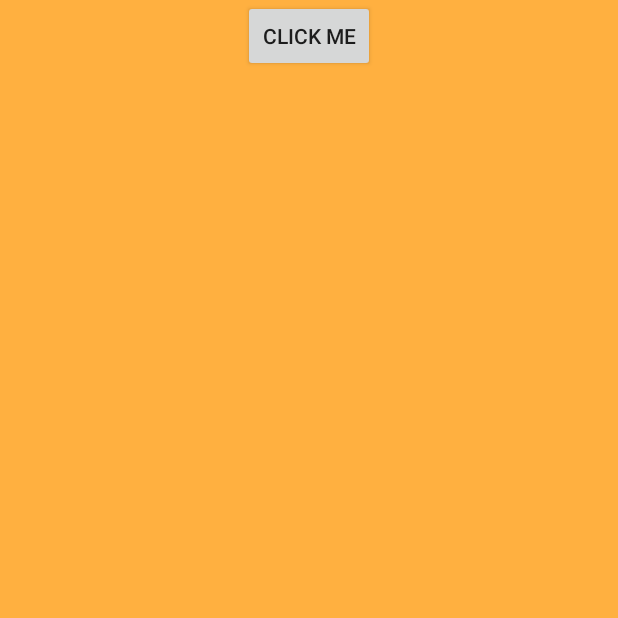
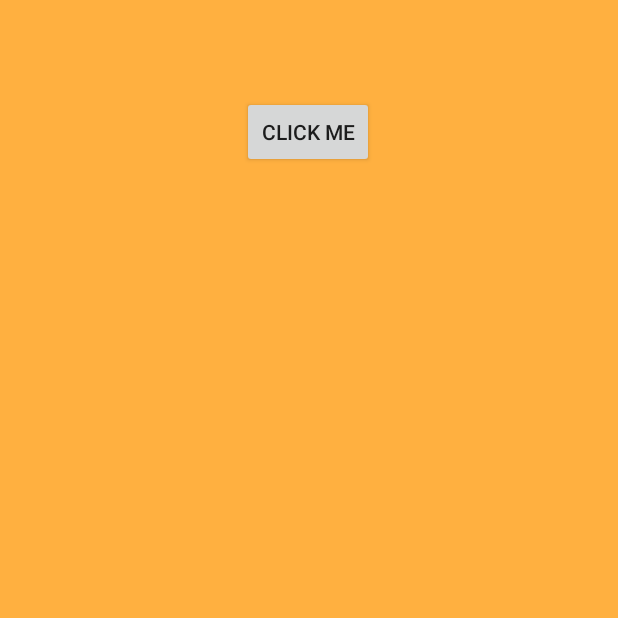
Before and after one commit to salsaunleashed/AndroidStudioProjects, an Android app: the screen it shows after launch (Quizec), on a phone screen of 412 x 824 dp, the top half of it. Run offline under Robolectric (Android 15) with nearby library versions, the light colour scheme and no system bars.

Commit message:
Update quizec.xml

```diff
--- a/Quizec/app/src/main/res/layout/quizec.xml
+++ b/Quizec/app/src/main/res/layout/quizec.xml
@@ -1,12 +1,13 @@
 <?xml version="1.0" encoding="utf-8"?>
 <FrameLayout xmlns:android="http://schemas.android.com/apk/res/android"
     xmlns:app="http://schemas.android.com/apk/res-auto"
+    xmlns:tools="http://schemas.android.com/tools"
     android:background="#ffb040"
     android:layout_width="match_parent"
     android:layout_height="match_parent">
 
-    <LinearLayout
-        android:orientation="vertical"
+    <androidx.constraintlayout.widget.ConstraintLayout
+        android:id="@+id/linearLayout"
         android:layout_width="match_parent"
         android:layout_height="match_parent"
         android:gravity="top|center_horizontal">
@@ -15,7 +16,12 @@
             android:id="@+id/myButton"
             android:layout_width="wrap_content"
             android:layout_height="wrap_content"
-            android:text="Click Me" />
-    </LinearLayout>
+            android:layout_marginTop="64dp"
+            android:text="Click Me"
+            app:layout_constraintEnd_toEndOf="parent"
+            app:layout_constraintHorizontal_bias="0.498"
+            app:layout_constraintStart_toStartOf="parent"
+            app:layout_constraintTop_toTopOf="parent" />
+    </androidx.constraintlayout.widget.ConstraintLayout>
 
 </FrameLayout>
```
